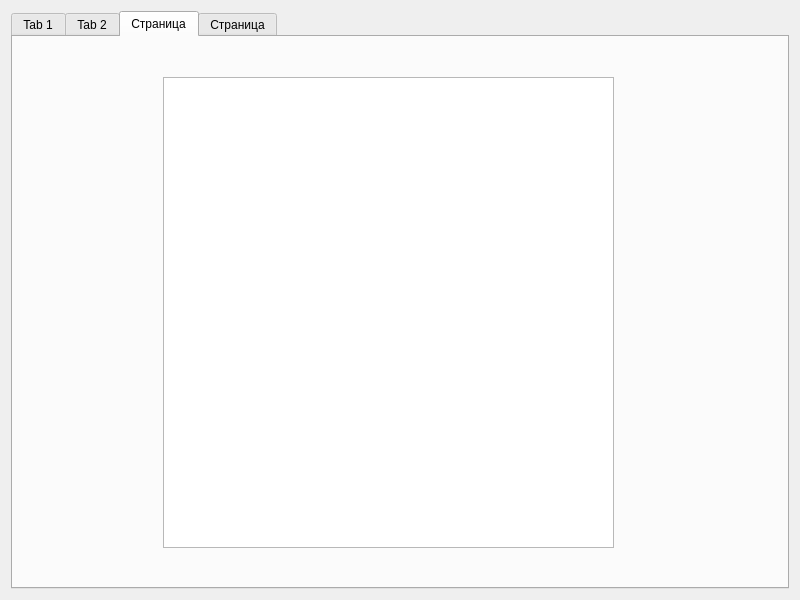
Qt form model.ui (mikkk-0/Sklad) before a commit.
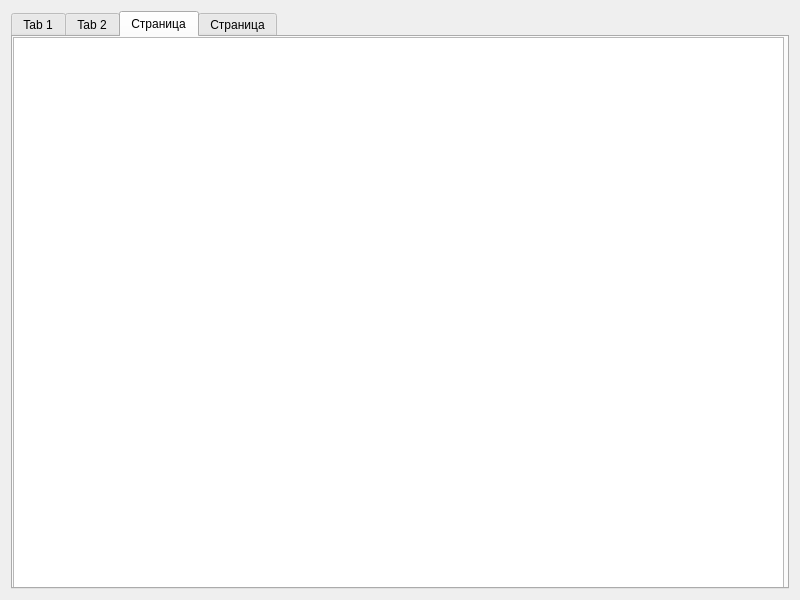
The same form after that commit.

Commit message: аошко

What changed in the file:
```diff
--- a/model.ui
+++ b/model.ui
@@ -56,10 +56,10 @@
       <widget class="QListWidget" name="listWidget_3">
        <property name="geometry">
         <rect>
-         <x>150</x>
-         <y>40</y>
-         <width>451</width>
-         <height>471</height>
+         <x>0</x>
+         <y>0</y>
+         <width>771</width>
+         <height>551</height>
         </rect>
        </property>
       </widget>
```
